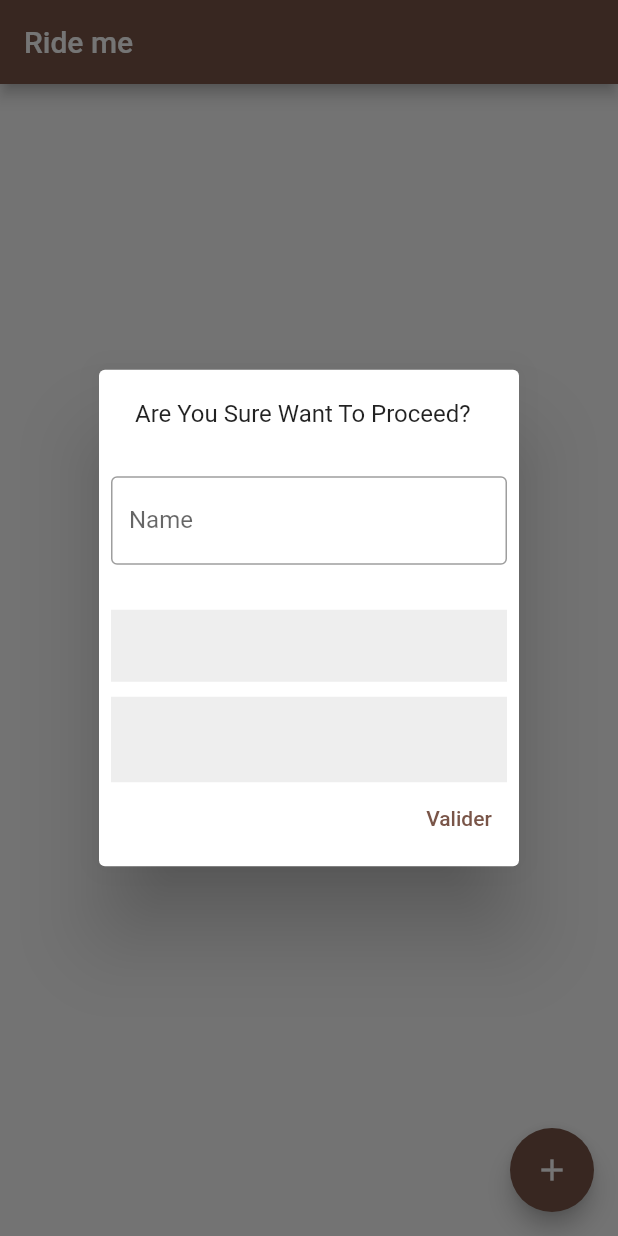
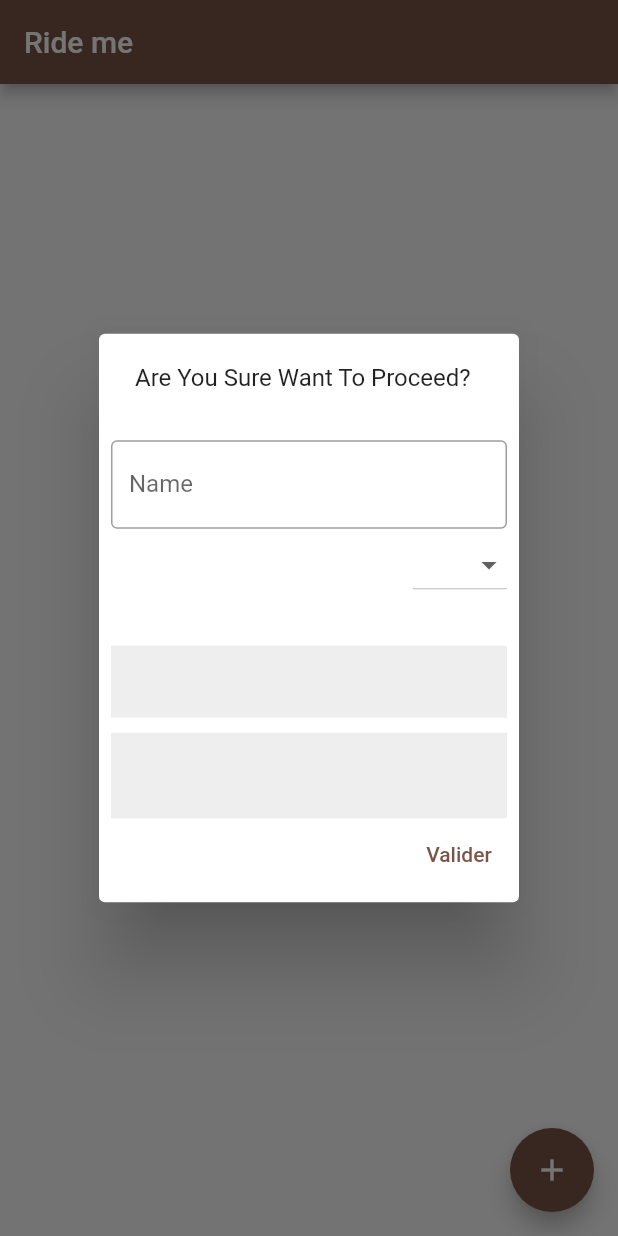
Before and after one commit to Sooniii/Projet-Flutter, a Flutter app: the screen it shows after launch, after a tap on the "add" icon, on a phone screen of 412 x 824 dp. Run offline on Flutter 3.47's test engine with Material 2 defaults, Android fonts, the phone set to English and light mode, and no system bars; our stand-ins replace date_format, jiffy; missing offline and left inert: mongo_dart; accounts and stored records are empty.

Commit message:
add type to party

```diff
--- a/lib/class/Party.dart
+++ b/lib/class/Party.dart
@@ -5,10 +5,11 @@ class Party{
   late String name;
   late String date;
   late String time;
+  late String type;
   late List<ObjectId> horses;
   Icon icon;
 
-  Party(this.name, this.date, this.time, this.icon);
+  Party(this.name, this.date, this.time, this.icon, this.type);
 }
 
 class ImageData {
--- a/lib/view/party.dart
+++ b/lib/view/party.dart
@@ -18,11 +18,14 @@ class Party extends StatefulWidget {
 class _PartyState extends State<Party> {
 
   final List<Card> _counter = [];
+  final List<String> listType = <String>['Apéro', 'Repas'];
+  String dropDownValueType = "Apéro";
   late String _hour, _minute, _time;
   late String dateTime;
   late DateTime selectedDate = DateTime.now();
   late TimeOfDay selectedTime = const TimeOfDay(hour: 00, minute: 00);
   TextEditingController nameController = TextEditingController();
+  TextEditingController typeController = TextEditingController();
   final TextEditingController _dateController = TextEditingController();
   final TextEditingController _timeController = TextEditingController();
 
@@ -60,13 +63,14 @@ class _PartyState extends State<Party> {
     }
   }
 
-  Future<void> _insertData(String name, String dateTime, String dayTime) async {
+  Future<void> _insertData(String name, String type, String dateTime, String dayTime) async {
     try {
       var id = M.ObjectId();
       var data =
       ({
         "_id": id,
         "name": nameController.text,
+        "type": dropDownValueType,
         "dateTime": _dateController.text,
         "dayTime": _timeController.text,
       });
@@ -77,7 +81,7 @@ class _PartyState extends State<Party> {
   }
 
 
-  void _incrementCounter(name, date, time) {
+  void _incrementCounter(name, type, date, time) {
     setState(() {
       _counter.add(Card(
         elevation: 8.0,
@@ -87,6 +91,9 @@ class _PartyState extends State<Party> {
               children: <Widget>[
                 ListTile(
                   title: Text(name),
+                ),
+                ListTile(
+                  title: Text(dropDownValueType),
                 ),
                 ListTile(
                   title: Text(date),
@@ -139,7 +146,6 @@ class _PartyState extends State<Party> {
       builder: (BuildContext context) {
         // return object of type Dialog
         return StatefulBuilder(builder: (context, setState){
-
           return AlertDialog(
             content: Text("Are You Sure Want To Proceed?"),
             actions: <Widget>[
@@ -150,8 +156,20 @@ class _PartyState extends State<Party> {
                   labelText: 'Name',
                 ),
               ),
-
-            // InkWell(),
+              DropdownButton(
+                style: const TextStyle(color: Colors.blue),
+                items: listType.map<DropdownMenuItem<String>>((String value) {
+                  return DropdownMenuItem<String>(
+                    value: dropDownValueType,
+                    child: Text(value),
+                  );
+                }).toList(),
+                onChanged: (String? newValue) {
+                  setState((){
+                    dropDownValueType = newValue!;
+                  });
+                },
+              ),
 
               InkWell(
                 onTap: () {
@@ -176,6 +194,7 @@ class _PartyState extends State<Party> {
                   ),
                 ),
               ),
+
               InkWell(
                 onTap: () {
                   _selectTime(context);
@@ -202,9 +221,10 @@ class _PartyState extends State<Party> {
 
               TextButton(
                 onPressed: () {
-                  _incrementCounter(nameController.text, _dateController.text, _timeController.text);
+                  _incrementCounter(nameController.text, typeController.text, _dateController.text, _timeController.text);
                   _insertData(
                     nameController.text,
+                    typeController.text,
                     _dateController.text,
                     _timeController.text,
                   );
@@ -212,14 +232,12 @@ class _PartyState extends State<Party> {
                   const snackBar = SnackBar(
                     content: Text('People Added!'),
                   );
-
                   // Find the ScaffoldMessenger in the widget tree
                   // and use it to show a SnackBar.
                   ScaffoldMessenger.of(context).showSnackBar(snackBar);
                 },
                 child: const Text("Valider"),
               )
-
               // usually buttons at the bottom of the dialog
             ],
           );
```
